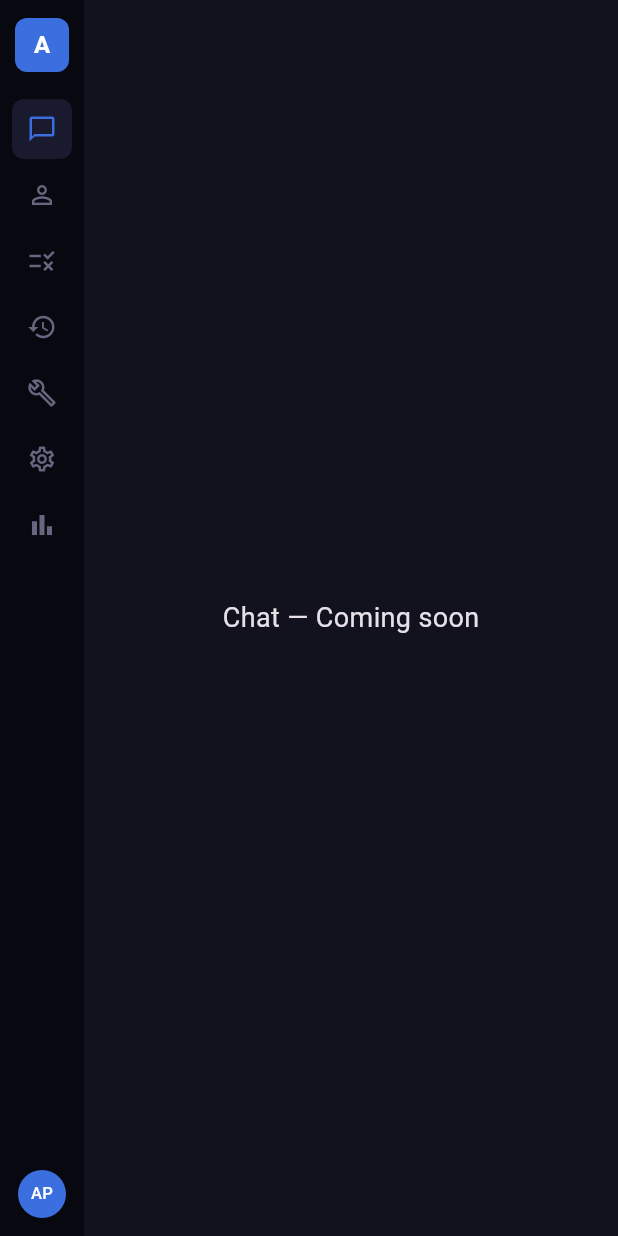
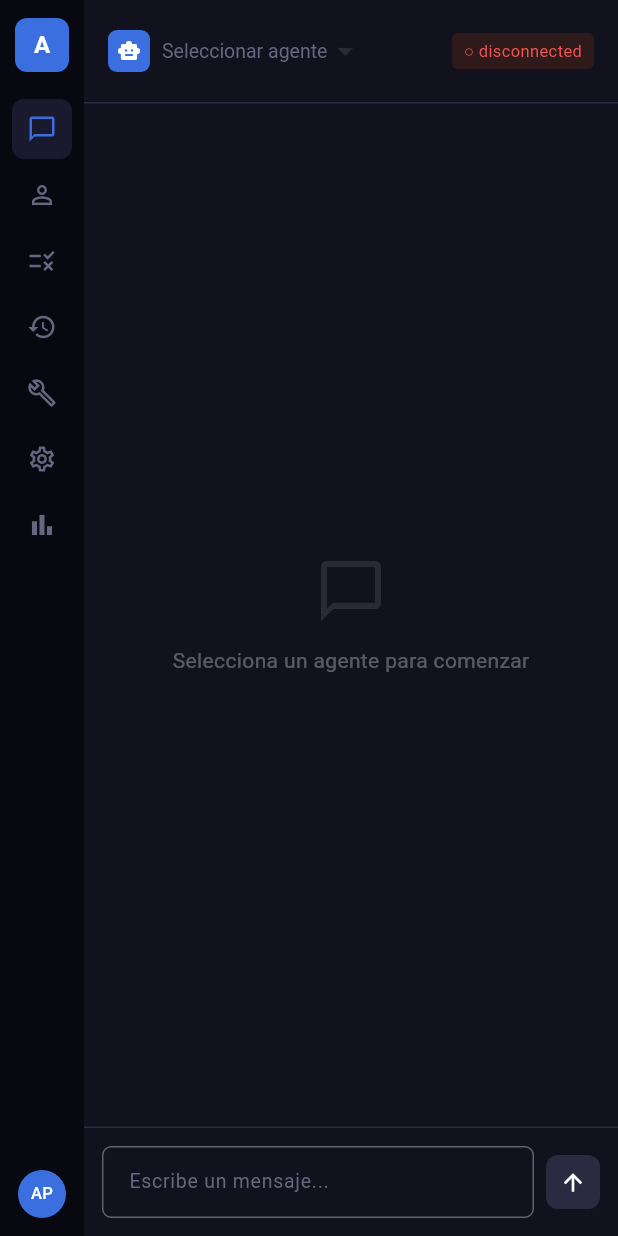
Before and after one commit to lapc506/agentic-core, a Flutter app: the screen it shows after launch, on a phone screen of 412 x 824 dp. Run offline on Flutter 3.47's test engine with Material 3 defaults, Android fonts, the phone set to English and light mode, and no system bars; our stand-ins replace go_router, google_fonts; network calls fail; Roboto replaces fonts that are missing (Ubuntu).

Commit message:
feat(ui): implement Chat page with WebSocket streaming and agent selector
Add the full Chat page as the home view of Agent Studio, including:
- WsClient service for WebSocket communication with JSON protocol
- ChatMessage model with role/streaming support
- AgentSelector widget with connection status indicator
- MessageBubble widget with user/assistant/tool/system variants
- ChatInputBar widget with Enter-to-send keyboard handling
- ChatPage orchestrating agent selection, session lifecycle, and
  real-time token streaming via WebSocket

Co-Authored-By: Claude Opus 4.6 (1M context) <noreply@anthropic.com>

```diff
--- a/ui/lib/features/chat/chat_page.dart
+++ b/ui/lib/features/chat/chat_page.dart
@@ -1,9 +1,174 @@
+import 'dart:async';
 import 'package:flutter/material.dart';
+import '../../services/api_client.dart';
+import '../../services/ws_client.dart';
+import 'models/chat_message.dart';
+import 'widgets/agent_selector.dart';
+import 'widgets/chat_input_bar.dart';
+import 'widgets/message_bubble.dart';
 
-class ChatPage extends StatelessWidget {
+class ChatPage extends StatefulWidget {
   const ChatPage({super.key});
   @override
+  State<ChatPage> createState() => _ChatPageState();
+}
+
+class _ChatPageState extends State<ChatPage> {
+  final _apiClient = ApiClient();
+  final _wsClient = WsClient();
+  final _scrollController = ScrollController();
+  final _messages = <ChatMessage>[];
+
+  List<Map<String, dynamic>> _agents = [];
+  String? _selectedAgent;
+  String? _sessionId;
+  StreamSubscription<Map<String, dynamic>>? _wsSub;
+  bool _isStreaming = false;
+
+  @override
+  void initState() {
+    super.initState();
+    _loadAgents();
+  }
+
+  Future<void> _loadAgents() async {
+    try {
+      final agents = await _apiClient.listAgents();
+      setState(() => _agents = agents);
+    } catch (_) {
+      // Backend not available yet — that's OK for demo
+    }
+  }
+
+  void _connectAndCreateSession(String agentSlug) {
+    _wsClient.connect();
+    _wsSub?.cancel();
+    _wsSub = _wsClient.messages.listen(_onWsMessage);
+    _wsClient.createSession(agentSlug);
+    setState(() => _selectedAgent = agentSlug);
+  }
+
+  void _onWsMessage(Map<String, dynamic> msg) {
+    final type = msg['type'] as String?;
+    switch (type) {
+      case 'session_created':
+        setState(() => _sessionId = msg['session_id'] as String?);
+      case 'stream_start':
+        setState(() {
+          _isStreaming = true;
+          _messages.add(ChatMessage(
+            role: MessageRole.assistant,
+            content: '',
+            isStreaming: true,
+          ));
+        });
+      case 'stream_token':
+        setState(() {
+          if (_messages.isNotEmpty &&
+              _messages.last.role == MessageRole.assistant) {
+            _messages.last.content += msg['token'] as String? ?? '';
+          }
+        });
+        _scrollToBottom();
+      case 'stream_end':
+        setState(() {
+          _isStreaming = false;
+          if (_messages.isNotEmpty) _messages.last.isStreaming = false;
+        });
+      case 'human_escalation':
+        setState(() {
+          _messages.add(ChatMessage(
+            role: MessageRole.system,
+            content:
+                'Escalation: ${msg['reason'] ?? 'Human intervention required'}',
+          ));
+        });
+      case 'error':
+        setState(() {
+          _messages.add(ChatMessage(
+            role: MessageRole.system,
+            content: 'Error: ${msg['message'] ?? 'Unknown error'}',
+          ));
+        });
+    }
+  }
+
+  void _sendMessage(String content) {
+    if (_sessionId == null || _selectedAgent == null) return;
+    setState(() {
+      _messages.add(ChatMessage(role: MessageRole.user, content: content));
+    });
+    _wsClient.sendMessage(_sessionId!, _selectedAgent!, content);
+    _scrollToBottom();
+  }
+
+  void _scrollToBottom() {
+    WidgetsBinding.instance.addPostFrameCallback((_) {
+      if (_scrollController.hasClients) {
+        _scrollController.animateTo(
+          _scrollController.position.maxScrollExtent,
+          duration: const Duration(milliseconds: 200),
+          curve: Curves.easeOut,
+        );
+      }
+    });
+  }
+
+  @override
+  void dispose() {
+    _wsSub?.cancel();
+    _wsClient.dispose();
+    _scrollController.dispose();
+    super.dispose();
+  }
+
+  @override
   Widget build(BuildContext context) {
-    return const Center(child: Text('Chat — Coming soon', style: TextStyle(fontSize: 18)));
+    return Column(
+      children: [
+        AgentSelector(
+          agents: _agents,
+          selectedAgent: _selectedAgent,
+          onChanged: (slug) {
+            if (slug != null) _connectAndCreateSession(slug);
+          },
+          isConnected: _wsClient.isConnected && _sessionId != null,
+        ),
+        Expanded(
+          child: _messages.isEmpty
+              ? Center(
+                  child: Column(
+                    mainAxisSize: MainAxisSize.min,
+                    children: [
+                      Icon(Icons.chat_bubble_outline,
+                          size: 48,
+                          color: Colors.white.withValues(alpha: 0.1)),
+                      const SizedBox(height: 12),
+                      Text(
+                        _selectedAgent == null
+                            ? 'Selecciona un agente para comenzar'
+                            : 'Envia un mensaje para iniciar la conversacion',
+                        style: TextStyle(
+                          color: Colors.white.withValues(alpha: 0.3),
+                          fontSize: 14,
+                        ),
+                      ),
+                    ],
+                  ),
+                )
+              : ListView.builder(
+                  controller: _scrollController,
+                  padding: const EdgeInsets.all(16),
+                  itemCount: _messages.length,
+                  itemBuilder: (_, i) =>
+                      MessageBubble(message: _messages[i]),
+                ),
+        ),
+        ChatInputBar(
+          onSend: _sendMessage,
+          enabled: _sessionId != null && !_isStreaming,
+        ),
+      ],
+    );
   }
 }
--- /dev/null
+++ b/ui/lib/features/chat/models/chat_message.dart
@@ -0,0 +1,17 @@
+enum MessageRole { user, assistant, system, tool }
+
+class ChatMessage {
+  ChatMessage({
+    required this.role,
+    required this.content,
+    this.toolName,
+    this.toolInput,
+    this.isStreaming = false,
+  });
+
+  final MessageRole role;
+  String content;
+  final String? toolName;
+  final String? toolInput;
+  bool isStreaming;
+}
--- /dev/null
+++ b/ui/lib/features/chat/widgets/agent_selector.dart
@@ -0,0 +1,83 @@
+import 'package:flutter/material.dart';
+import '../../../theme/agent_studio_theme.dart';
+
+class AgentSelector extends StatelessWidget {
+  const AgentSelector({
+    super.key,
+    required this.agents,
+    required this.selectedAgent,
+    required this.onChanged,
+    this.isConnected = false,
+  });
+
+  final List<Map<String, dynamic>> agents;
+  final String? selectedAgent;
+  final ValueChanged<String?> onChanged;
+  final bool isConnected;
+
+  @override
+  Widget build(BuildContext context) {
+    return Container(
+      padding: const EdgeInsets.symmetric(horizontal: 16, vertical: 10),
+      decoration: const BoxDecoration(
+        border: Border(bottom: BorderSide(color: AgentStudioTheme.border)),
+      ),
+      child: Row(
+        children: [
+          Container(
+            width: 28,
+            height: 28,
+            decoration: BoxDecoration(
+              color: AgentStudioTheme.primary,
+              borderRadius: BorderRadius.circular(6),
+            ),
+            child:
+                const Icon(Icons.smart_toy, size: 16, color: Colors.white),
+          ),
+          const SizedBox(width: 8),
+          DropdownButton<String>(
+            value: selectedAgent,
+            hint: const Text(
+              'Seleccionar agente',
+              style: TextStyle(
+                color: AgentStudioTheme.textSecondary,
+                fontSize: 13,
+              ),
+            ),
+            dropdownColor: AgentStudioTheme.card,
+            underline: const SizedBox(),
+            style: const TextStyle(
+              color: AgentStudioTheme.textPrimary,
+              fontSize: 13,
+            ),
+            items: agents.map((a) {
+              final slug = a['slug'] as String? ?? '';
+              final name = a['name'] as String? ?? slug;
+              return DropdownMenuItem(value: slug, child: Text(name));
+            }).toList(),
+            onChanged: onChanged,
+          ),
+          const Spacer(),
+          Container(
+            padding: const EdgeInsets.symmetric(horizontal: 8, vertical: 4),
+            decoration: BoxDecoration(
+              color: isConnected
+                  ? const Color(0xFF1a2e1a)
+                  : const Color(0xFF2e1a1a),
+              borderRadius: BorderRadius.circular(4),
+            ),
+            child: Text(
+              isConnected ? '● connected' : '○ disconnected',
+              style: TextStyle(
+                color: isConnected
+                    ? AgentStudioTheme.success
+                    : AgentStudioTheme.error,
+                fontSize: 11,
+              ),
+            ),
+          ),
+        ],
+      ),
+    );
+  }
+}
--- /dev/null
+++ b/ui/lib/features/chat/widgets/chat_input_bar.dart
@@ -0,0 +1,90 @@
+import 'package:flutter/material.dart';
+import 'package:flutter/services.dart';
+import '../../../theme/agent_studio_theme.dart';
+
+class ChatInputBar extends StatefulWidget {
+  const ChatInputBar({super.key, required this.onSend, this.enabled = true});
+  final ValueChanged<String> onSend;
+  final bool enabled;
+
+  @override
+  State<ChatInputBar> createState() => _ChatInputBarState();
+}
+
+class _ChatInputBarState extends State<ChatInputBar> {
+  final _controller = TextEditingController();
+  final _focusNode = FocusNode();
+
+  void _send() {
+    final text = _controller.text.trim();
+    if (text.isEmpty || !widget.enabled) return;
+    widget.onSend(text);
+    _controller.clear();
+    _focusNode.requestFocus();
+  }
+
+  @override
+  void dispose() {
+    _controller.dispose();
+    _focusNode.dispose();
+    super.dispose();
+  }
+
+  @override
+  Widget build(BuildContext context) {
+    return Container(
+      padding: const EdgeInsets.all(12),
+      decoration: const BoxDecoration(
+        border: Border(top: BorderSide(color: AgentStudioTheme.border)),
+      ),
+      child: Row(
+        children: [
+          Expanded(
+            child: KeyboardListener(
+              focusNode: FocusNode(),
+              onKeyEvent: (event) {
+                if (event is KeyDownEvent &&
+                    event.logicalKey == LogicalKeyboardKey.enter &&
+                    !HardwareKeyboard.instance.isShiftPressed) {
+                  _send();
+                }
+              },
+              child: TextField(
+                controller: _controller,
+                focusNode: _focusNode,
+                enabled: widget.enabled,
+                style: const TextStyle(
+                  color: AgentStudioTheme.textPrimary,
+                  fontSize: 13,
+                ),
+                decoration: const InputDecoration(
+                  hintText: 'Escribe un mensaje...',
+                  hintStyle: TextStyle(color: AgentStudioTheme.textSecondary),
+                  contentPadding:
+                      EdgeInsets.symmetric(horizontal: 14, vertical: 10),
+                ),
+                maxLines: null,
+              ),
+            ),
+          ),
+          const SizedBox(width: 8),
+          InkWell(
+            onTap: _send,
+            child: Container(
+              width: 36,
+              height: 36,
+              decoration: BoxDecoration(
+                color: widget.enabled
+                    ? AgentStudioTheme.primary
+                    : AgentStudioTheme.border,
+                borderRadius: BorderRadius.circular(8),
+              ),
+              child: const Icon(Icons.arrow_upward,
+                  size: 18, color: Colors.white),
+            ),
+          ),
+        ],
+      ),
+    );
+  }
+}
--- a/ui/pubspec.yaml
+++ b/ui/pubspec.yaml
@@ -12,6 +12,7 @@ dependencies:
   google_fonts: ^6.0.0
   go_router: ^14.0.0
   http: ^1.0.0
+  web_socket_channel: ^3.0.0
 
 dev_dependencies:
   flutter_test:
```
Also changed, not shown: ui/lib/features/chat/widgets/message_bubble.dart (added, +130 -0 lines), ui/lib/services/ws_client.dart (added, +56 -0 lines), ui/pubspec.lock.
